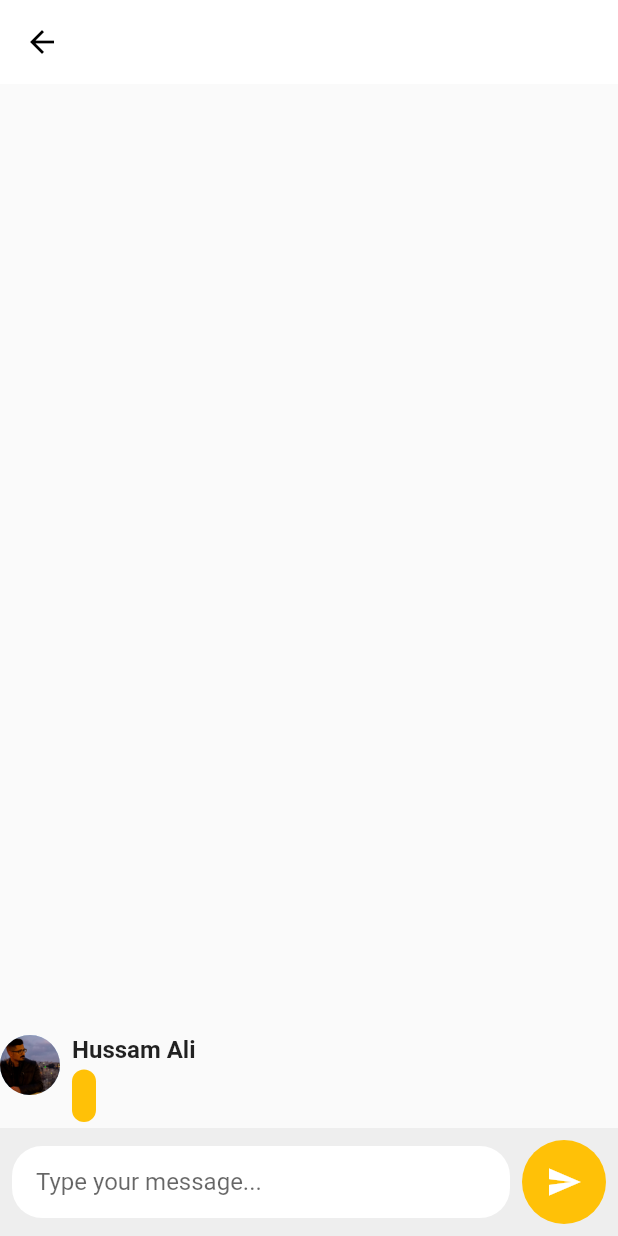
After one commit to Anjad/project_hussam, a Flutter app: the MessagingPage screen opened directly, after a tap on the "send" icon, on a phone screen of 412 x 824 dp. The commit adds this screen. Run offline on Flutter 3.47's test engine with Material 2 defaults, Android fonts, the phone set to English and light mode, and no system bars; our stand-ins replace animated_background, animated_splash_screen, fluttertoast, google_fonts, lottie, pie_chart and 1 more; accounts and stored records are empty.

Commit message:
Initial commit

```diff
--- a/lib/main.dart
+++ b/lib/main.dart
@@ -1,6 +1,7 @@
 import 'package:e_commarce/helper/Colorsys.dart';
 import 'package:e_commarce/screens/main_screen.dart';
 import 'package:e_commarce/screens/splash_screen.dart';
+import 'package:e_commarce/screens/visual_design.dart';
 import 'package:flutter/material.dart';
 
 import 'screens/list.dart';
--- /dev/null
+++ b/lib/screens/massage_screen.dart
@@ -0,0 +1,145 @@
+import 'package:e_commarce/helper/Colorsys.dart';
+import 'package:flutter/material.dart';
+
+class Message {
+  final String text;
+  final String sender;
+  final String avatarUrl;
+
+  Message({required this.text, required this.sender, required this.avatarUrl});
+}
+
+class MessagingPage extends StatefulWidget {
+  @override
+  _MessagingPageState createState() => _MessagingPageState();
+}
+
+class _MessagingPageState extends State<MessagingPage> {
+  List<Message> messages = [];
+
+  TextEditingController _textEditingController = TextEditingController();
+
+  void _sendMessage(String message) {
+    setState(() {
+      messages.add(
+        Message(
+          text: message,
+          sender: 'Hussam Ali',
+          avatarUrl: "assets/users/hussam.jpg",
+        ),
+      );
+      _textEditingController.clear();
+    });
+  }
+
+  @override
+  Widget build(BuildContext context) {
+    return Scaffold(
+      appBar: AppBar(
+        backgroundColor: Colors.white,
+        leading: IconButton(
+          icon: const Icon(
+            Icons.arrow_back,
+            color: Colors.black,
+          ),
+          onPressed: () {
+            Navigator.of(context).pop();
+          },
+        ),
+        centerTitle: true,
+        elevation: 0,
+      ),
+      body: Column(
+        children: [
+          Expanded(
+            child: ListView.builder(
+              reverse: true,
+              itemCount: messages.length,
+              itemBuilder: (BuildContext context, int index) {
+                final message = messages[index];
+
+                return Padding(
+                  padding: const EdgeInsets.symmetric(vertical: 4.0),
+                  child: Row(
+                    mainAxisAlignment: MainAxisAlignment.start,
+                    crossAxisAlignment: CrossAxisAlignment.start,
+                    children: [
+                      CircleAvatar(
+                        backgroundImage: AssetImage(message.avatarUrl),
+                      ),
+                      SizedBox(width: 8.0),
+                      Expanded(
+                        child: Column(
+                          crossAxisAlignment: CrossAxisAlignment.start,
+                          children: [
+                            Text(
+                              message.sender,
+                              style: TextStyle(
+                                fontWeight: FontWeight.bold,
+                                fontSize: 16,
+                              ),
+                            ),
+                            SizedBox(height: 4.0),
+                            Container(
+                              padding: EdgeInsets.all(8.0),
+                              decoration: BoxDecoration(
+                                color: Colors.amber,
+                                borderRadius: BorderRadius.circular(12.0),
+                              ),
+                              child: Text(
+                                message.text,
+                                style: TextStyle(
+                                  color: Colors.white,
+                                  fontSize: 16,
+                                ),
+                              ),
+                            ),
+                          ],
+                        ),
+                      ),
+                    ],
+                  ),
+                );
+              },
+            ),
+          ),
+          Container(
+            padding: EdgeInsets.all(8.0),
+            color: Colors.grey[200],
+            child: Row(
+              children: [
+                Expanded(
+                  child: TextField(
+                    controller: _textEditingController,
+                    decoration: InputDecoration(
+                      filled: true,
+                      fillColor: Colors.white,
+                      hintText: 'Type your message...',
+                      border: OutlineInputBorder(
+                        borderRadius: BorderRadius.circular(20.0),
+                        borderSide: BorderSide.none,
+                      ),
+                      contentPadding: EdgeInsets.symmetric(
+                        vertical: 12.0,
+                        horizontal: 16.0,
+                      ),
+                    ),
+                  ),
+                ),
+                SizedBox(width: 8.0),
+                FloatingActionButton(
+                  onPressed: () {
+                    _sendMessage(_textEditingController.text);
+                  },
+                  child: Icon(Icons.send),
+                  backgroundColor: Colors.amber,
+                  elevation: 0,
+                ),
+              ],
+            ),
+          ),
+        ],
+      ),
+    );
+  }
+}
```
Also changed, not shown: lib/screens/list.dart (+9 -2 lines), lib/screens/test.dart (+11 -6 lines), lib/screens/visual_design.dart (+28 -11 lines), lib/widgets/circle_picker.dart (+28 -12 lines).
